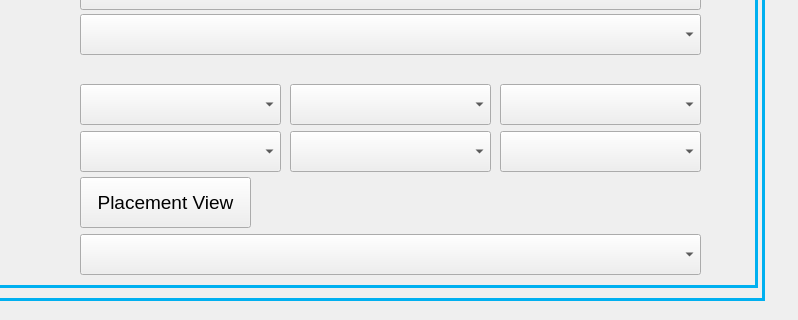
Qt form Windux/Application/shared/sessionHandler/screens/superProductDefaults.ui (itwfeg/NGW-Branch-4.2.300) before a commit; both pictures show x 226 to 1024 and y 280 to 600 of the 1024 by 600 pixel window.
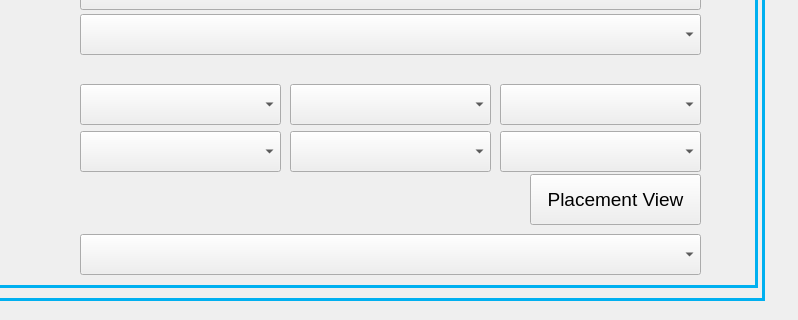
The same form after that commit. The open tabs and pages were chosen to show the change. Custom widgets are drawn as their Qt base class.

Patch:
```diff
--- a/Windux/Application/shared/sessionHandler/screens/superProductDefaults.ui
+++ b/Windux/Application/shared/sessionHandler/screens/superProductDefaults.ui
@@ -4078,8 +4078,8 @@
       <widget class="QPushButton" name="butPlacementView">
        <property name="geometry">
         <rect>
-         <x>240</x>
-         <y>323</y>
+         <x>690</x>
+         <y>320</y>
          <width>171</width>
          <height>51</height>
         </rect>
```
